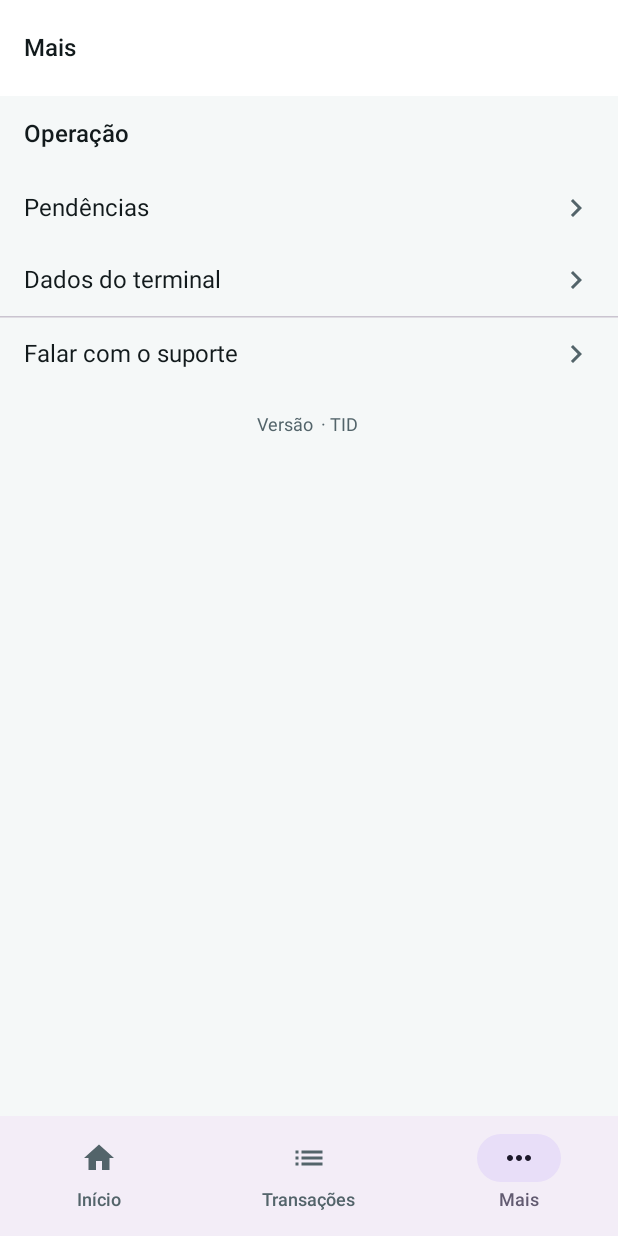
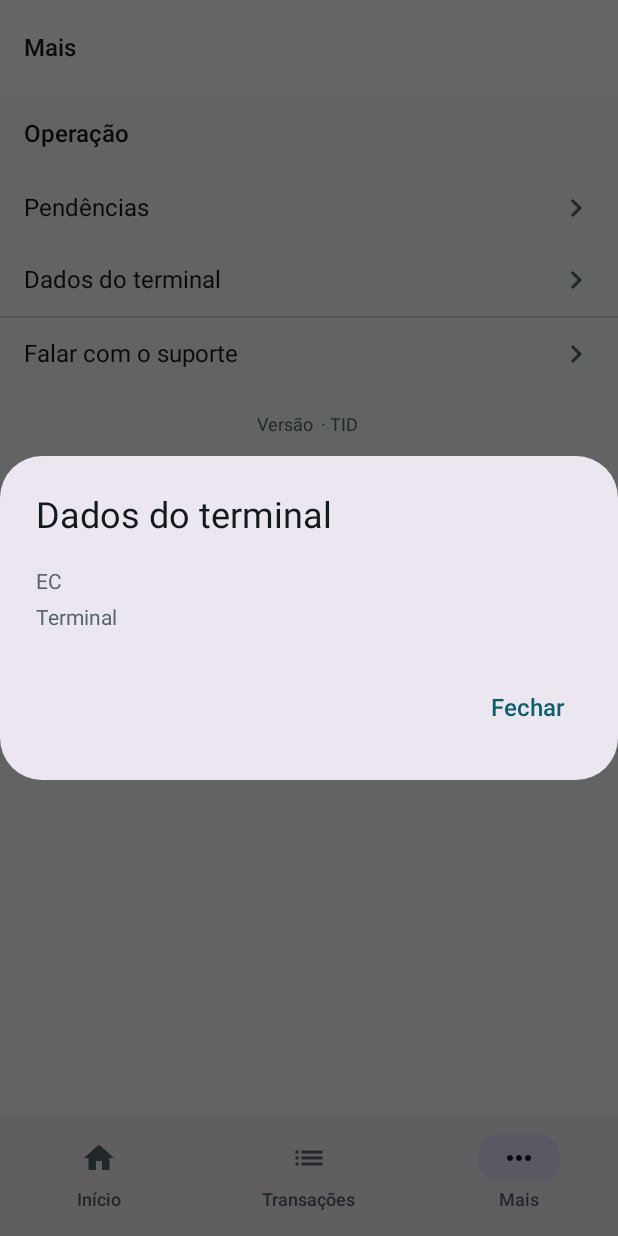
Before and after one commit to OliveiraaGoncalves/smartpos, an Android app built with Jetpack Compose: the composable MoreScreen called with empty values, after a tap on "Dados do terminal", on a phone screen of 412 x 824 dp. Run offline under Robolectric (Android 15) with nearby library versions, the phone set to English and light mode, and no system bars.

Commit message:
fix(more): "Dados do terminal" não fazia nada ao tocar
onTerminalDataClick estava ligado a um {} vazio em SmartPosNavHost.kt —
clicar no item não tinha efeito nenhum. Em vez de abrir uma tela nova só
pra isso, MoreScreen agora mostra um AlertDialog com EC e Terminal
(reaproveitando o DataRow da tela de Detalhe) quando o item é tocado;
o estado fica local na tela, sem precisar de ViewModel novo. O callback
onTerminalDataClick, que nunca teve um uso real, foi removido da
assinatura em favor do estado interno.

Confirmado visualmente no emulador (Mais > Dados do terminal abre o
diálogo com EC/Terminal corretos) e com o gate de qualidade completo.

"Falar com o suporte" tem o mesmo problema (callback vazio) mas não foi
alterado aqui — fora do escopo deste pedido.

Co-Authored-By: Claude Sonnet 5 <noreply@anthropic.com>

```diff
--- a/app/src/main/java/com/raimundo/smartpos/ui/SmartPosNavHost.kt
+++ b/app/src/main/java/com/raimundo/smartpos/ui/SmartPosNavHost.kt
@@ -111,9 +111,9 @@ private fun SmartPosNavHost(navController: NavHostController = rememberNavContro
         )
         moreScreen(
             appVersion = com.raimundo.smartpos.BuildConfig.VERSION_NAME,
+            merchantId = com.raimundo.smartpos.BuildConfig.MERCHANT_ID,
             terminalId = com.raimundo.smartpos.BuildConfig.TERMINAL_ID,
             onPendingsClick = { navController.navigateToPendings() },
-            onTerminalDataClick = {},
             onSupportClick = {},
             onBottomNavigate = goToBottomDestination,
         )
--- a/feature/more/src/main/kotlin/com/raimundo/smartpos/feature/more/MoreNavigation.kt
+++ b/feature/more/src/main/kotlin/com/raimundo/smartpos/feature/more/MoreNavigation.kt
@@ -13,18 +13,18 @@ fun NavController.navigateToMore() = navigate(MoreRoute)
 
 fun NavGraphBuilder.moreScreen(
     appVersion: String,
+    merchantId: String,
     terminalId: String,
     onPendingsClick: () -> Unit,
-    onTerminalDataClick: () -> Unit,
     onSupportClick: () -> Unit,
     onBottomNavigate: (BottomDestination) -> Unit,
 ) {
     composable<MoreRoute> {
         MoreScreen(
             appVersion = appVersion,
+            merchantId = merchantId,
             terminalId = terminalId,
             onPendingsClick = onPendingsClick,
-            onTerminalDataClick = onTerminalDataClick,
             onSupportClick = onSupportClick,
             onBottomNavigate = onBottomNavigate,
         )
--- a/feature/more/src/main/kotlin/com/raimundo/smartpos/feature/more/MoreScreen.kt
+++ b/feature/more/src/main/kotlin/com/raimundo/smartpos/feature/more/MoreScreen.kt
@@ -4,15 +4,22 @@ import androidx.compose.foundation.layout.Column
 import androidx.compose.foundation.layout.fillMaxSize
 import androidx.compose.foundation.layout.fillMaxWidth
 import androidx.compose.foundation.layout.padding
+import androidx.compose.material3.AlertDialog
 import androidx.compose.material3.HorizontalDivider
 import androidx.compose.material3.MaterialTheme
 import androidx.compose.material3.Scaffold
 import androidx.compose.material3.Text
+import androidx.compose.material3.TextButton
 import androidx.compose.runtime.Composable
+import androidx.compose.runtime.getValue
+import androidx.compose.runtime.mutableStateOf
+import androidx.compose.runtime.remember
+import androidx.compose.runtime.setValue
 import androidx.compose.ui.Modifier
 import androidx.compose.ui.text.style.TextAlign
 import androidx.compose.ui.tooling.preview.Preview
 import com.raimundo.smartpos.core.ui.component.BottomDestination
+import com.raimundo.smartpos.core.ui.component.DataRow
 import com.raimundo.smartpos.core.ui.component.MenuItem
 import com.raimundo.smartpos.core.ui.component.PosBottomBar
 import com.raimundo.smartpos.core.ui.component.PosTopBar
@@ -22,13 +29,15 @@ import com.raimundo.smartpos.core.ui.theme.SmartPosTheme
 @Composable
 fun MoreScreen(
     appVersion: String,
+    merchantId: String,
     terminalId: String,
     onPendingsClick: () -> Unit,
-    onTerminalDataClick: () -> Unit,
     onSupportClick: () -> Unit,
     onBottomNavigate: (BottomDestination) -> Unit,
     modifier: Modifier = Modifier,
 ) {
+    var showTerminalDialog by remember { mutableStateOf(false) }
+
     Scaffold(
         modifier = modifier,
         topBar = { PosTopBar(title = "Mais") },
@@ -41,7 +50,7 @@ fun MoreScreen(
                 modifier = Modifier.padding(SmartPosSpacing.lg),
             )
             MenuItem(label = "Pendências", onClick = onPendingsClick)
-            MenuItem(label = "Dados do terminal", onClick = onTerminalDataClick)
+            MenuItem(label = "Dados do terminal", onClick = { showTerminalDialog = true })
             HorizontalDivider()
             MenuItem(label = "Falar com o suporte", onClick = onSupportClick)
 
@@ -56,6 +65,24 @@ fun MoreScreen(
             }
         }
     }
+
+    if (showTerminalDialog) {
+        AlertDialog(
+            onDismissRequest = { showTerminalDialog = false },
+            title = { Text("Dados do terminal") },
+            text = {
+                Column {
+                    DataRow(label = "EC", value = merchantId)
+                    DataRow(label = "Terminal", value = terminalId)
+                }
+            },
+            confirmButton = {
+                TextButton(onClick = { showTerminalDialog = false }) {
+                    Text("Fechar")
+                }
+            },
+        )
+    }
 }
 
 private val NO_OP: () -> Unit = {}
@@ -68,9 +95,9 @@ private fun MoreScreenPreview() {
     SmartPosTheme {
         MoreScreen(
             appVersion = "1.0.0",
+            merchantId = "123456789012345",
             terminalId = "12345678",
             onPendingsClick = NO_OP,
-            onTerminalDataClick = NO_OP,
             onSupportClick = NO_OP,
             onBottomNavigate = NO_OP_DESTINATION,
         )
```
